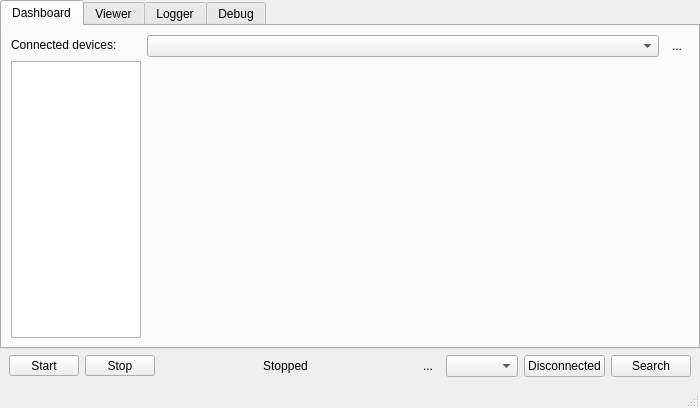
QkThings/qkwidget, file qkexplorerwidget.ui: the form before one commit.
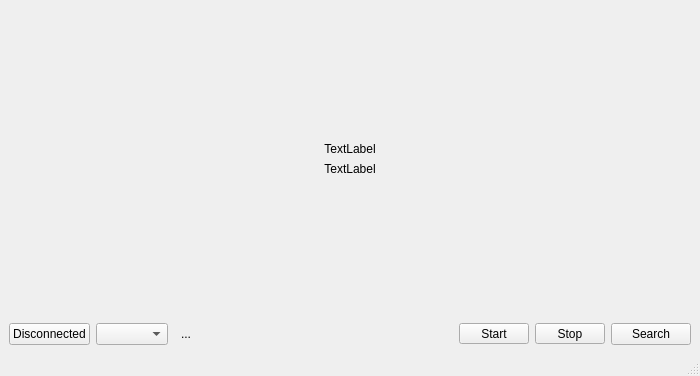
The form after the commit. The open tabs and pages were chosen to show the change. Icons and pictures are not drawn. Custom widgets are drawn as their Qt base class.

Diff of the .ui file:
```diff
--- a/qkexplorerwidget.ui
+++ b/qkexplorerwidget.ui
@@ -7,7 +7,7 @@
     <x>0</x>
     <y>0</y>
     <width>700</width>
-    <height>408</height>
+    <height>376</height>
    </rect>
   </property>
   <property name="windowTitle">
@@ -32,28 +32,6 @@
     </property>
     <property name="bottomMargin">
      <number>9</number>
-    </property>
-    <item>
-     <widget class="QTabWidget" name="explorerTabs">
-      <property name="currentIndex">
-       <number>0</number>
-      </property>
-      <widget class="QWidget" name="explorerTab">
-       <attribute name="title">
-        <string>Dashboard</string>
-       </attribute>
-       <layout class="QHBoxLayout" name="horizontalLayout_11">
-        <property name="leftMargin">
-         <number>0</number>
-        </property>
-        <property name="topMargin">
-         <number>0</number>
-        </property>
-        <property name="rightMargin">
-         <number>0</number>
-        </property>
-        <property name="bottomMargin">
-         <number>0</number>
         </property>
         <item>
          <widget class="QStackedWidget" name="stackedWidget">
@@ -69,8 +47,8 @@
               </property>
               <property name="sizeHint" stdset="0">
                <size>
-                <width>20</width>
-                <height>40</height>
+            <width>561</width>
+            <height>173</height>
                </size>
               </property>
              </spacer>
@@ -102,47 +80,38 @@
               </property>
               <property name="sizeHint" stdset="0">
                <size>
-                <width>20</width>
-                <height>40</height>
+            <width>561</width>
+            <height>172</height>
                </size>
               </property>
              </spacer>
             </item>
            </layout>
           </widget>
-          <widget class="QWidget" name="page_2">
-           <layout class="QHBoxLayout" name="horizontalLayout_7">
-            <item>
-             <layout class="QVBoxLayout" name="verticalLayout_8">
-              <item>
-               <layout class="QHBoxLayout" name="horizontalLayout_2">
-                <item>
-                 <widget class="QLabel" name="label">
-                  <property name="text">
-                   <string>Connected devices:</string>
-                  </property>
-                 </widget>
-                </item>
-                <item>
-                 <spacer name="horizontalSpacer_3">
-                  <property name="orientation">
-                   <enum>Qt::Horizontal</enum>
-                  </property>
-                  <property name="sizeType">
-                   <enum>QSizePolicy::Preferred</enum>
-                  </property>
-                  <property name="sizeHint" stdset="0">
-                   <size>
-                    <width>0</width>
-                    <height>20</height>
-                   </size>
-                  </property>
-                 </spacer>
-                </item>
-               </layout>
-              </item>
-              <item>
+      <widget class="QWidget" name="page_4">
                <layout class="QVBoxLayout" name="verticalLayout_5">
+        <property name="leftMargin">
+         <number>0</number>
+        </property>
+        <property name="topMargin">
+         <number>0</number>
+        </property>
+        <property name="rightMargin">
+         <number>0</number>
+        </property>
+        <property name="bottomMargin">
+         <number>0</number>
+        </property>
+        <item>
+         <widget class="QTabWidget" name="explorerTabs">
+          <property name="currentIndex">
+           <number>0</number>
+          </property>
+          <widget class="QWidget" name="explorerTab">
+           <attribute name="title">
+            <string>Dashboard</string>
+           </attribute>
+           <layout class="QHBoxLayout" name="horizontalLayout_2">
                 <item>
                  <widget class="QListWidget" name="explorerList">
                   <property name="sizePolicy">
@@ -165,10 +134,6 @@
                   </property>
                  </widget>
                 </item>
-               </layout>
-              </item>
-             </layout>
-            </item>
             <item>
              <layout class="QVBoxLayout" name="verticalLayout_3">
               <item>
@@ -219,10 +184,6 @@
             </item>
            </layout>
           </widget>
-         </widget>
-        </item>
-       </layout>
-      </widget>
       <widget class="QWidget" name="tab">
        <attribute name="title">
         <string>Viewer</string>
@@ -552,6 +513,10 @@
       </widget>
      </widget>
     </item>
+       </layout>
+      </widget>
+     </widget>
+    </item>
     <item>
      <layout class="QHBoxLayout" name="horizontalLayout">
       <property name="leftMargin">
@@ -560,6 +525,56 @@
       <property name="rightMargin">
        <number>9</number>
       </property>
+      <item>
+       <widget class="QPushButton" name="buttonConnect">
+        <property name="text">
+         <string>Disconnected</string>
+        </property>
+       </widget>
+      </item>
+      <item>
+       <widget class="QComboBox" name="comboPort"/>
+      </item>
+      <item>
+       <widget class="QToolButton" name="buttonReloadSerialPorts">
+        <property name="text">
+         <string>...</string>
+        </property>
+        <property name="icon">
+         <iconset resource="resources/icons/qkwidget_icons.qrc">
+          <normaloff>:/icons/reload.png</normaloff>:/icons/reload.png</iconset>
+        </property>
+        <property name="autoRaise">
+         <bool>true</bool>
+        </property>
+       </widget>
+      </item>
+      <item>
+       <spacer name="horizontalSpacer">
+        <property name="orientation">
+         <enum>Qt::Horizontal</enum>
+        </property>
+        <property name="sizeHint" stdset="0">
+         <size>
+          <width>40</width>
+          <height>20</height>
+         </size>
+        </property>
+       </spacer>
+      </item>
+      <item>
+       <spacer name="horizontalSpacer_3">
+        <property name="orientation">
+         <enum>Qt::Horizontal</enum>
+        </property>
+        <property name="sizeHint" stdset="0">
+         <size>
+          <width>40</width>
+          <height>20</height>
+         </size>
+        </property>
+       </spacer>
+      </item>
       <item>
        <widget class="QToolButton" name="start_button">
         <property name="minimumSize">
@@ -612,55 +627,6 @@
         </property>
        </widget>
       </item>
-      <item>
-       <widget class="QLabel" name="status_label">
-        <property name="sizePolicy">
-         <sizepolicy hsizetype="Expanding" vsizetype="Preferred">
-          <horstretch>0</horstretch>
-          <verstretch>0</verstretch>
-         </sizepolicy>
-        </property>
-        <property name="minimumSize">
-         <size>
-          <width>60</width>
-          <height>0</height>
-         </size>
-        </property>
-        <property name="text">
-         <string>Stopped</string>
-        </property>
-        <property name="scaledContents">
-         <bool>false</bool>
-        </property>
-        <property name="alignment">
-         <set>Qt::AlignCenter</set>
-        </property>
-       </widget>
-      </item>
-      <item>
-       <widget class="QToolButton" name="buttonReloadSerialPorts">
-        <property name="text">
-         <string>...</string>
-        </property>
-        <property name="icon">
-         <iconset resource="resources/icons/qkwidget_icons.qrc">
-          <normaloff>:/icons/reload.png</normaloff>:/icons/reload.png</iconset>
-        </property>
-        <property name="autoRaise">
-         <bool>true</bool>
-        </property>
-       </widget>
-      </item>
-      <item>
-       <widget class="QComboBox" name="comboPort"/>
-      </item>
-      <item>
-       <widget class="QPushButton" name="buttonConnect">
-        <property name="text">
-         <string>Disconnected</string>
-        </property>
-       </widget>
-      </item>
       <item>
        <widget class="QPushButton" name="search_button">
         <property name="styleSheet">
```
Left out of the diff: 8 changed lines with no effect on the pictures. Lines whose indentation alone changed are shown as unchanged.
